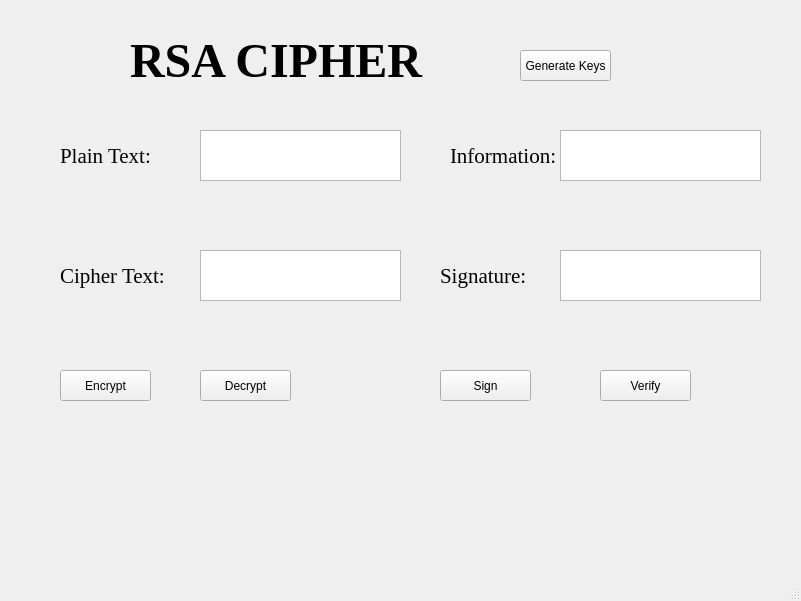
Old version of the form Lab_03/ui/rsa.ui in the repository DoNguyen2103/NguyenThanhDo_2280606483.
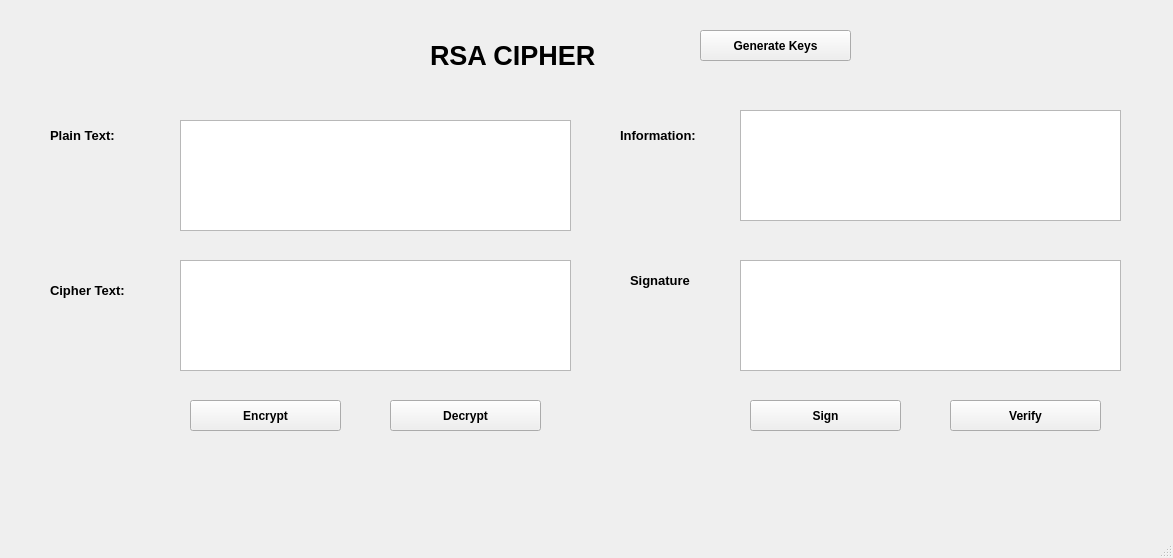
New version of the form.

```diff
--- a/Lab_03/ui/rsa.ui
+++ b/Lab_03/ui/rsa.ui
@@ -6,8 +6,8 @@
    <rect>
     <x>0</x>
     <y>0</y>
-    <width>801</width>
-    <height>601</height>
+    <width>1173</width>
+    <height>558</height>
    </rect>
   </property>
   <property name="windowTitle">
@@ -17,16 +17,15 @@
    <widget class="QLabel" name="label">
     <property name="geometry">
      <rect>
-      <x>130</x>
-      <y>10</y>
-      <width>321</width>
-      <height>101</height>
+      <x>430</x>
+      <y>30</y>
+      <width>261</width>
+      <height>51</height>
      </rect>
     </property>
     <property name="font">
      <font>
-      <family>Times New Roman</family>
-      <pointsize>36</pointsize>
+      <pointsize>20</pointsize>
       <weight>75</weight>
       <bold>true</bold>
      </font>
@@ -38,16 +37,17 @@
    <widget class="QLabel" name="label_2">
     <property name="geometry">
      <rect>
-      <x>60</x>
-      <y>140</y>
-      <width>121</width>
+      <x>50</x>
+      <y>120</y>
+      <width>101</width>
       <height>31</height>
      </rect>
     </property>
     <property name="font">
      <font>
-      <family>Times New Roman</family>
-      <pointsize>16</pointsize>
+      <pointsize>10</pointsize>
+      <weight>75</weight>
+      <bold>true</bold>
      </font>
     </property>
     <property name="text">
@@ -57,69 +57,119 @@
    <widget class="QLabel" name="label_3">
     <property name="geometry">
      <rect>
-      <x>60</x>
-      <y>260</y>
+      <x>620</x>
+      <y>120</y>
       <width>121</width>
       <height>31</height>
      </rect>
     </property>
     <property name="font">
      <font>
-      <family>Times New Roman</family>
-      <pointsize>16</pointsize>
-     </font>
-    </property>
-    <property name="text">
-     <string>Cipher Text:</string>
-    </property>
-   </widget>
-   <widget class="QLabel" name="label_4">
-    <property name="geometry">
-     <rect>
-      <x>450</x>
-      <y>140</y>
-      <width>121</width>
-      <height>31</height>
-     </rect>
-    </property>
-    <property name="font">
-     <font>
-      <family>Times New Roman</family>
-      <pointsize>16</pointsize>
+      <pointsize>10</pointsize>
+      <weight>75</weight>
+      <bold>true</bold>
      </font>
     </property>
     <property name="text">
      <string>Information:</string>
     </property>
    </widget>
+   <widget class="QLabel" name="label_4">
+    <property name="geometry">
+     <rect>
+      <x>50</x>
+      <y>270</y>
+      <width>121</width>
+      <height>41</height>
+     </rect>
+    </property>
+    <property name="font">
+     <font>
+      <pointsize>10</pointsize>
+      <weight>75</weight>
+      <bold>true</bold>
+     </font>
+    </property>
+    <property name="text">
+     <string>Cipher Text:</string>
+    </property>
+   </widget>
    <widget class="QLabel" name="label_5">
     <property name="geometry">
      <rect>
-      <x>440</x>
-      <y>260</y>
-      <width>121</width>
-      <height>31</height>
+      <x>630</x>
+      <y>270</y>
+      <width>111</width>
+      <height>21</height>
      </rect>
     </property>
     <property name="font">
      <font>
-      <family>Times New Roman</family>
-      <pointsize>16</pointsize>
+      <pointsize>10</pointsize>
+      <weight>75</weight>
+      <bold>true</bold>
      </font>
     </property>
     <property name="text">
-     <string>Signature:</string>
+     <string>Signature</string>
     </property>
    </widget>
-   <widget class="QPushButton" name="btn_GenerateKey">
+   <widget class="QTextEdit" name="txt_plaintext">
     <property name="geometry">
      <rect>
-      <x>520</x>
-      <y>50</y>
-      <width>91</width>
+      <x>180</x>
+      <y>120</y>
+      <width>391</width>
+      <height>111</height>
+     </rect>
+    </property>
+   </widget>
+   <widget class="QTextEdit" name="txt_ciphertext">
+    <property name="geometry">
+     <rect>
+      <x>180</x>
+      <y>260</y>
+      <width>391</width>
+      <height>111</height>
+     </rect>
+    </property>
+   </widget>
+   <widget class="QTextEdit" name="txt_info">
+    <property name="geometry">
+     <rect>
+      <x>740</x>
+      <y>110</y>
+      <width>381</width>
+      <height>111</height>
+     </rect>
+    </property>
+   </widget>
+   <widget class="QTextEdit" name="txt_sign">
+    <property name="geometry">
+     <rect>
+      <x>740</x>
+      <y>260</y>
+      <width>381</width>
+      <height>111</height>
+     </rect>
+    </property>
+   </widget>
+   <widget class="QPushButton" name="btn_gen_keys">
+    <property name="geometry">
+     <rect>
+      <x>700</x>
+      <y>30</y>
+      <width>151</width>
       <height>31</height>
      </rect>
     </property>
+    <property name="font">
+     <font>
+      <pointsize>9</pointsize>
+      <weight>75</weight>
+      <bold>true</bold>
+     </font>
+    </property>
     <property name="text">
      <string>Generate Keys</string>
     </property>
@@ -127,12 +177,19 @@
    <widget class="QPushButton" name="btn_Encrypt">
     <property name="geometry">
      <rect>
-      <x>60</x>
-      <y>370</y>
-      <width>91</width>
+      <x>190</x>
+      <y>400</y>
+      <width>151</width>
       <height>31</height>
      </rect>
     </property>
+    <property name="font">
+     <font>
+      <pointsize>9</pointsize>
+      <weight>75</weight>
+      <bold>true</bold>
+     </font>
+    </property>
     <property name="text">
      <string>Encrypt</string>
     </property>
@@ -140,12 +197,19 @@
    <widget class="QPushButton" name="btn_Decrypt">
     <property name="geometry">
      <rect>
-      <x>200</x>
-      <y>370</y>
-      <width>91</width>
+      <x>390</x>
+      <y>400</y>
+      <width>151</width>
       <height>31</height>
      </rect>
     </property>
+    <property name="font">
+     <font>
+      <pointsize>9</pointsize>
+      <weight>75</weight>
+      <bold>true</bold>
+     </font>
+    </property>
     <property name="text">
      <string>Decrypt</string>
     </property>
@@ -153,12 +217,19 @@
    <widget class="QPushButton" name="btn_Sign">
     <property name="geometry">
      <rect>
-      <x>440</x>
-      <y>370</y>
-      <width>91</width>
+      <x>750</x>
+      <y>400</y>
+      <width>151</width>
       <height>31</height>
      </rect>
     </property>
+    <property name="font">
+     <font>
+      <pointsize>9</pointsize>
+      <weight>75</weight>
+      <bold>true</bold>
+     </font>
+    </property>
     <property name="text">
      <string>Sign</string>
     </property>
@@ -166,56 +237,23 @@
    <widget class="QPushButton" name="btn_Verify">
     <property name="geometry">
      <rect>
-      <x>600</x>
-      <y>370</y>
-      <width>91</width>
+      <x>950</x>
+      <y>400</y>
+      <width>151</width>
       <height>31</height>
      </rect>
     </property>
+    <property name="font">
+     <font>
+      <pointsize>9</pointsize>
+      <weight>75</weight>
+      <bold>true</bold>
+     </font>
+    </property>
     <property name="text">
      <string>Verify</string>
     </property>
    </widget>
-   <widget class="QTextEdit" name="txt_PlainText">
-    <property name="geometry">
-     <rect>
-      <x>200</x>
-      <y>130</y>
-      <width>201</width>
-      <height>51</height>
-     </rect>
-    </property>
-   </widget>
-   <widget class="QTextEdit" name="txt_CipherText">
-    <property name="geometry">
-     <rect>
-      <x>200</x>
-      <y>250</y>
-      <width>201</width>
-      <height>51</height>
-     </rect>
-    </property>
-   </widget>
-   <widget class="QTextEdit" name="txt_Informatin">
-    <property name="geometry">
-     <rect>
-      <x>560</x>
-      <y>130</y>
-      <width>201</width>
-      <height>51</height>
-     </rect>
-    </property>
-   </widget>
-   <widget class="QTextEdit" name="txt_Signature">
-    <property name="geometry">
-     <rect>
-      <x>560</x>
-      <y>250</y>
-      <width>201</width>
-      <height>51</height>
-     </rect>
-    </property>
-   </widget>
   </widget>
   <widget class="QMenuBar" name="menubar">
    <property name="geometry">
```
Left out of the diff: 18 changed lines with no effect on the pictures.
